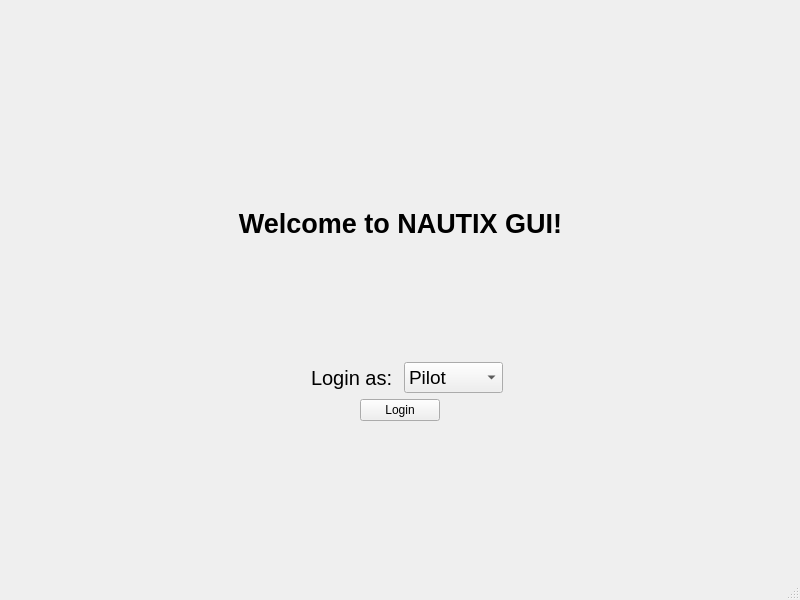
This is Front/login.ui in Omar-Tabouna/nautix-2026 as Qt 5 draws it before an edit. The edited form follows.
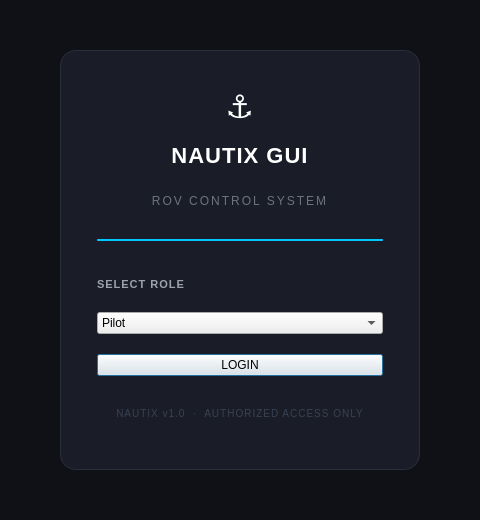
This is the edited form.

The edit to the form file:
```diff
--- a/Front/login.ui
+++ b/Front/login.ui
@@ -1,103 +1,346 @@
 <?xml version="1.0" encoding="UTF-8"?>
 <ui version="4.0">
- <class>MainWindow</class>
- <widget class="QMainWindow" name="MainWindow">
+ <class>LoginWindow</class>
+ <widget class="QDialog" name="LoginWindow">
   <property name="geometry">
    <rect>
     <x>0</x>
     <y>0</y>
-    <width>800</width>
-    <height>600</height>
+    <width>480</width>
+    <height>520</height>
    </rect>
   </property>
   <property name="windowTitle">
    <string>MainWindow</string>
   </property>
-  <widget class="QWidget" name="centralwidget">
-   <widget class="QWidget" name="widget" native="true">
-    <property name="geometry">
-     <rect>
-      <x>80</x>
-      <y>90</y>
-      <width>641</width>
-      <height>331</height>
-     </rect>
-    </property>
-    <layout class="QVBoxLayout" name="verticalLayout">
-     <item>
-      <widget class="QLabel" name="welcome_label">
-       <property name="sizePolicy">
-        <sizepolicy hsizetype="Expanding" vsizetype="Preferred">
-         <horstretch>0</horstretch>
-         <verstretch>0</verstretch>
-        </sizepolicy>
-       </property>
-       <property name="font">
-        <font>
-         <pointsize>20</pointsize>
-         <bold>true</bold>
-        </font>
-       </property>
-       <property name="text">
-        <string>Welcome to NAUTIX GUI!</string>
-       </property>
-       <property name="alignment">
-        <set>Qt::AlignmentFlag::AlignCenter</set>
-       </property>
-      </widget>
-     </item>
-     <item>
-      <layout class="QHBoxLayout" name="horizontalLayout" stretch="0,0">
-       <item alignment="Qt::AlignmentFlag::AlignRight">
-        <widget class="QLabel" name="login_label">
-         <property name="font">
-          <font>
-           <pointsize>15</pointsize>
-          </font>
+  <property name="styleSheet">
+   <string notr="true">QDialog {
+    background-color: #0f1117;
+}
+QFrame#cardFrame {
+    background-color: #1a1d27;
+    border: 1px solid #2a2d3a;
+    border-radius: 16px;
+}
+QLabel#labelTitle {
+    color: #ffffff;
+    font-size: 22px;
+    font-weight: 700;
+    letter-spacing: 1px;
+}
+QLabel#labelSubtitle {
+    color: #6b7280;
+    font-size: 12px;
+    letter-spacing: 2px;
+}
+QFrame#divider {
+    background-color: #00c8ff;
+    border: none;
+    max-height: 2px;
+    border-radius: 1px;
+}
+QLabel#labelRole {
+    color: #9ca3af;
+    font-size: 11px;
+    font-weight: 600;
+    letter-spacing: 1px;
+}
+QLabel#labelIcon {
+    font-size: 32px;
+    color: #ffffff;
+}
+QComboBox#comboBoxRole {
+    background-color: #0f1117;
+    color: #e5e7eb;
+    border: 1px solid #2a2d3a;
+    border-radius: 8px;
+    padding: 10px 16px;
+    font-size: 14px;
+    min-height: 20px;
+}
+QComboBox#comboBoxRole:hover {
+    border: 1px solid #00c8ff;
+}
+QComboBox#comboBoxRole:focus {
+    border: 1px solid #00c8ff;
+}
+QComboBox#comboBoxRole::drop-down {
+    subcontrol-origin: padding;
+    subcontrol-position: top right;
+    width: 36px;
+    border-left: 1px solid #2a2d3a;
+    border-top-right-radius: 8px;
+    border-bottom-right-radius: 8px;
+}
+QComboBox QAbstractItemView {
+    background-color: #1a1d27;
+    color: #e5e7eb;
+    border: 1px solid #2a2d3a;
+    selection-background-color: #003a47;
+    selection-color: #00c8ff;
+    padding: 4px;
+    outline: 0;
+}
+QPushButton#pushButtonLogin {
+    background-color: #00c8ff;
+    color: #0f1117;
+    border: none;
+    border-radius: 8px;
+    padding: 12px 0px;
+    font-size: 14px;
+    font-weight: 700;
+    letter-spacing: 1px;
+    min-height: 20px;
+}
+QPushButton#pushButtonLogin:hover {
+    background-color: #33d4ff;
+}
+QPushButton#pushButtonLogin:pressed {
+    background-color: #0099cc;
+}
+QLabel#labelFooter {
+    color: #374151;
+    font-size: 10px;
+    letter-spacing: 1px;
+}</string>
+  </property>
+  <layout class="QVBoxLayout" name="outerLayout">
+   <property name="spacing">
+    <number>0</number>
+   </property>
+   <property name="leftMargin">
+    <number>60</number>
+   </property>
+   <property name="topMargin">
+    <number>50</number>
+   </property>
+   <property name="rightMargin">
+    <number>60</number>
+   </property>
+   <property name="bottomMargin">
+    <number>50</number>
+   </property>
+   <item>
+    <widget class="QFrame" name="cardFrame">
+     <property name="frameShape">
+      <enum>QFrame::Shape::StyledPanel</enum>
+     </property>
+     <property name="frameShadow">
+      <enum>QFrame::Shadow::Raised</enum>
+     </property>
+     <layout class="QVBoxLayout" name="cardLayout">
+      <property name="spacing">
+       <number>0</number>
+      </property>
+      <property name="leftMargin">
+       <number>36</number>
+      </property>
+      <property name="topMargin">
+       <number>36</number>
+      </property>
+      <property name="rightMargin">
+       <number>36</number>
+      </property>
+      <property name="bottomMargin">
+       <number>36</number>
+      </property>
+      <item>
+       <widget class="QLabel" name="labelIcon">
+        <property name="text">
+         <string>⚓</string>
+        </property>
+        <property name="alignment">
+         <set>Qt::AlignmentFlag::AlignCenter</set>
+        </property>
+       </widget>
+      </item>
+      <item>
+       <spacer name="sp1">
+        <property name="orientation">
+         <enum>Qt::Orientation::Vertical</enum>
+        </property>
+        <property name="sizeType">
+         <enum>QSizePolicy::Policy::Fixed</enum>
+        </property>
+        <property name="sizeHint" stdset="0">
+         <size>
+          <width>0</width>
+          <height>10</height>
+         </size>
+        </property>
+       </spacer>
+      </item>
+      <item>
+       <widget class="QLabel" name="labelTitle">
+        <property name="text">
+         <string>NAUTIX GUI</string>
+        </property>
+        <property name="alignment">
+         <set>Qt::AlignmentFlag::AlignCenter</set>
+        </property>
+       </widget>
+      </item>
+      <item>
+       <spacer name="sp2">
+        <property name="orientation">
+         <enum>Qt::Orientation::Vertical</enum>
+        </property>
+        <property name="sizeType">
+         <enum>QSizePolicy::Policy::Fixed</enum>
+        </property>
+        <property name="sizeHint" stdset="0">
+         <size>
+          <width>0</width>
+          <height>6</height>
+         </size>
+        </property>
+       </spacer>
+      </item>
+      <item>
+       <widget class="QLabel" name="labelSubtitle">
+        <property name="text">
+         <string>ROV CONTROL SYSTEM</string>
+        </property>
+        <property name="alignment">
+         <set>Qt::AlignmentFlag::AlignCenter</set>
+        </property>
+       </widget>
+      </item>
+      <item>
+       <spacer name="sp3">
+        <property name="orientation">
+         <enum>Qt::Orientation::Vertical</enum>
+        </property>
+        <property name="sizeType">
+         <enum>QSizePolicy::Policy::Fixed</enum>
+        </property>
+        <property name="sizeHint" stdset="0">
+         <size>
+          <width>0</width>
+          <height>18</height>
+         </size>
+        </property>
+       </spacer>
+      </item>
+      <item>
+       <widget class="QFrame" name="divider">
+        <property name="frameShape">
+         <enum>QFrame::Shape::HLine</enum>
+        </property>
+        <property name="frameShadow">
+         <enum>QFrame::Shadow::Plain</enum>
+        </property>
+       </widget>
+      </item>
+      <item>
+       <spacer name="sp4">
+        <property name="orientation">
+         <enum>Qt::Orientation::Vertical</enum>
+        </property>
+        <property name="sizeType">
+         <enum>QSizePolicy::Policy::Fixed</enum>
+        </property>
+        <property name="sizeHint" stdset="0">
+         <size>
+          <width>0</width>
+          <height>24</height>
+         </size>
+        </property>
+       </spacer>
+      </item>
+      <item>
+       <widget class="QLabel" name="labelRole">
+        <property name="text">
+         <string>SELECT ROLE</string>
+        </property>
+       </widget>
+      </item>
+      <item>
+       <spacer name="sp5">
+        <property name="orientation">
+         <enum>Qt::Orientation::Vertical</enum>
+        </property>
+        <property name="sizeType">
+         <enum>QSizePolicy::Policy::Fixed</enum>
+        </property>
+        <property name="sizeHint" stdset="0">
+         <size>
+          <width>0</width>
+          <height>8</height>
+         </size>
+        </property>
+       </spacer>
+      </item>
+      <item>
+       <widget class="QComboBox" name="userbox">
+        <item>
+         <property name="text">
+          <string>Pilot</string>
          </property>
+        </item>
+        <item>
          <property name="text">
-          <string>Login as: </string>
+          <string>Copilot</string>
          </property>
-        </widget>
-       </item>
-       <item alignment="Qt::AlignmentFlag::AlignLeft">
-        <widget class="QComboBox" name="userbox">
-         <property name="font">
-          <font>
-           <pointsize>14</pointsize>
-          </font>
-         </property>
-         <item>
-          <property name="text">
-           <string>Pilot</string>
-          </property>
-         </item>
-         <item>
-          <property name="text">
-           <string>Co-Pilot</string>
-          </property>
-         </item>
-        </widget>
-       </item>
-      </layout>
-     </item>
-     <item alignment="Qt::AlignmentFlag::AlignHCenter">
-      <widget class="QPushButton" name="login_btn">
-       <property name="sizePolicy">
-        <sizepolicy hsizetype="Maximum" vsizetype="Fixed">
-         <horstretch>0</horstretch>
-         <verstretch>0</verstretch>
-        </sizepolicy>
-       </property>
-       <property name="text">
-        <string>Login</string>
-       </property>
-      </widget>
-     </item>
-    </layout>
-   </widget>
-  </widget>
-  <widget class="QStatusBar" name="statusbar"/>
+        </item>
+       </widget>
+      </item>
+      <item>
+       <spacer name="sp6">
+        <property name="orientation">
+         <enum>Qt::Orientation::Vertical</enum>
+        </property>
+        <property name="sizeType">
+         <enum>QSizePolicy::Policy::Fixed</enum>
+        </property>
+        <property name="sizeHint" stdset="0">
+         <size>
+          <width>0</width>
+          <height>20</height>
+         </size>
+        </property>
+       </spacer>
+      </item>
+      <item>
+       <widget class="QPushButton" name="login_btn">
+        <property name="cursor">
+         <cursorShape>PointingHandCursor</cursorShape>
+        </property>
+        <property name="text">
+         <string>LOGIN</string>
+        </property>
+       </widget>
+      </item>
+      <item>
+       <spacer name="sp7">
+        <property name="orientation">
+         <enum>Qt::Orientation::Vertical</enum>
+        </property>
+        <property name="sizeType">
+         <enum>QSizePolicy::Policy::Fixed</enum>
+        </property>
+        <property name="sizeHint" stdset="0">
+         <size>
+          <width>0</width>
+          <height>18</height>
+         </size>
+        </property>
+       </spacer>
+      </item>
+      <item>
+       <widget class="QLabel" name="labelFooter">
+        <property name="text">
+         <string>NAUTIX v1.0  ·  AUTHORIZED ACCESS ONLY</string>
+        </property>
+        <property name="alignment">
+         <set>Qt::AlignmentFlag::AlignCenter</set>
+        </property>
+       </widget>
+      </item>
+     </layout>
+    </widget>
+   </item>
+  </layout>
  </widget>
  <resources/>
  <connections/>
```
Left out of the diff: 2 changed lines with no effect on the pictures.
